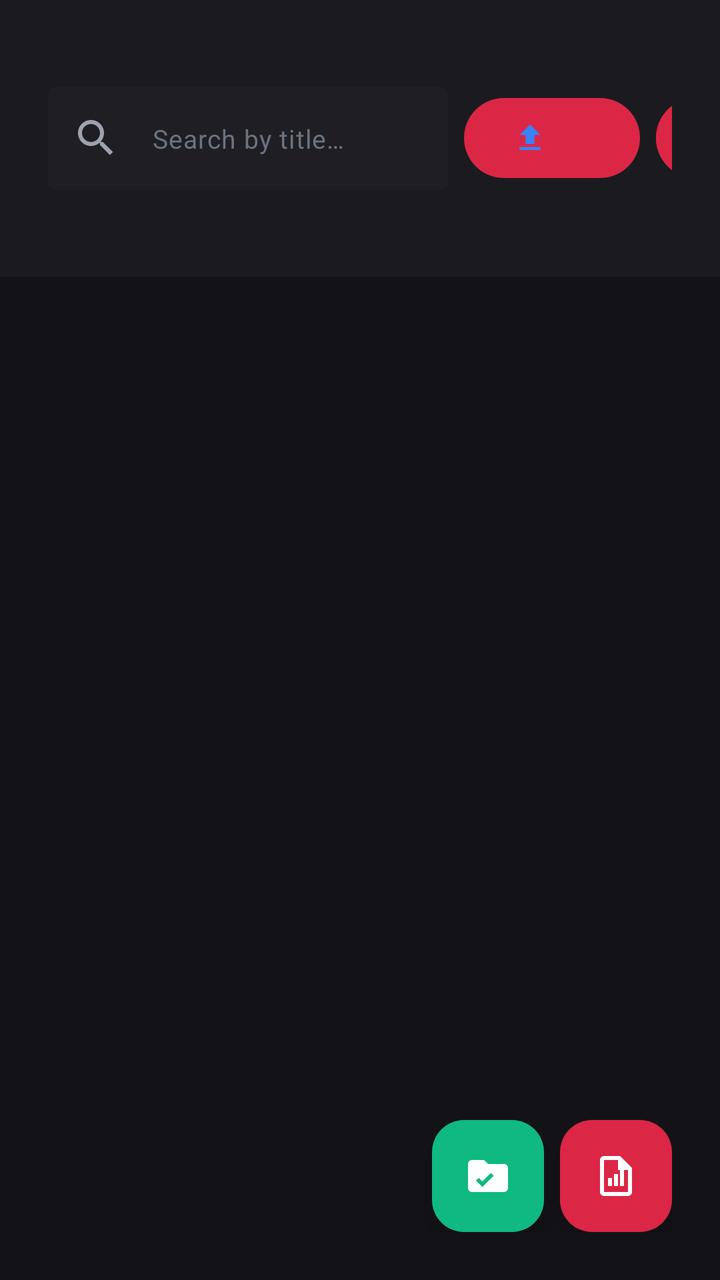
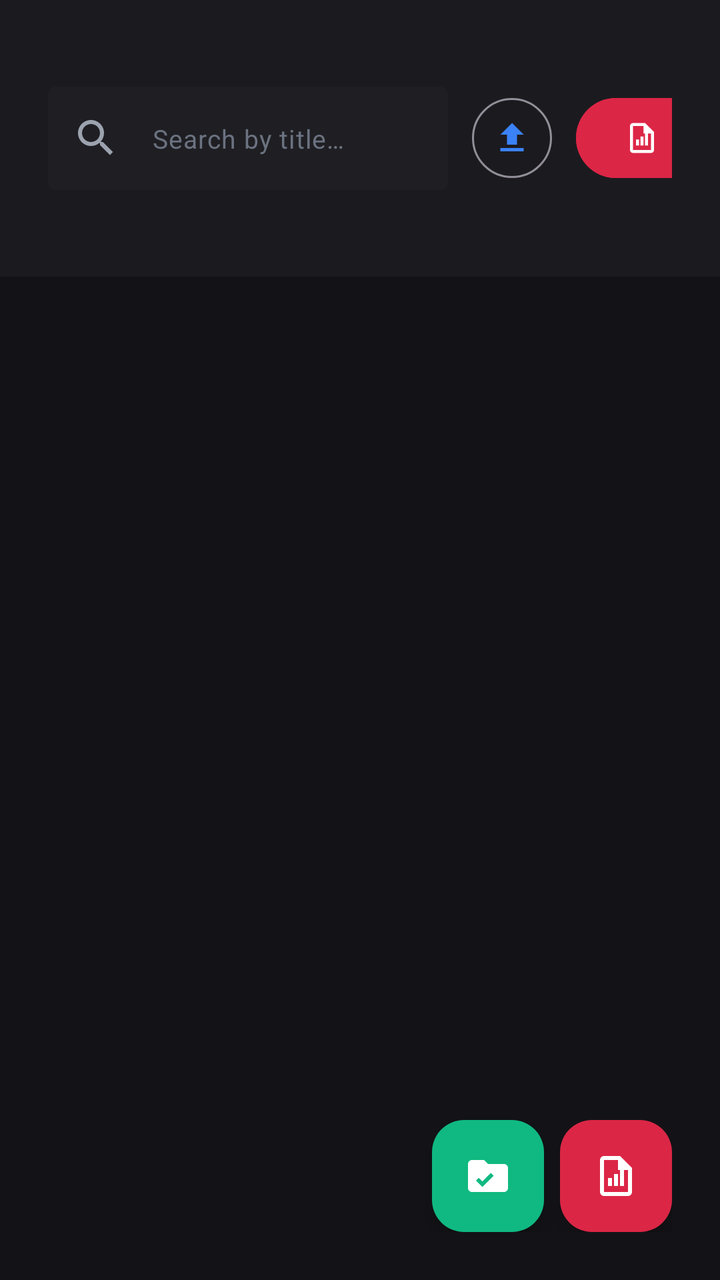

Compare the two renders of this Android layout. The source of the first and the diff that turns it into the second are given below.
<!-- AndroidManifest.xml: application theme Theme.ThunderNotes -->
<!-- res/layout/fragment_thunder_home.xml -->
<?xml version="1.0" encoding="utf-8"?>
<LinearLayout
    xmlns:android="http://schemas.android.com/apk/res/android"
    xmlns:app="http://schemas.android.com/apk/res-auto"
    android:layout_width="match_parent"
    android:layout_height="match_parent"
    android:orientation="vertical"
    android:background="@color/surface_base">

    
    <LinearLayout
        android:layout_width="match_parent"
        android:layout_height="wrap_content"
        android:orientation="horizontal"
        android:gravity="center_vertical"
        android:paddingHorizontal="@dimen/space_lg"
        android:paddingVertical="@dimen/space_md"
        android:background="@color/surface_container_low">

        <TextView
            android:layout_width="0dp"
            android:layout_height="wrap_content"
            android:layout_weight="1"
            android:text="@string/title_home"
            android:textColor="@color/text_high_contrast"
            android:textSize="22sp"
            android:fontFamily="sans-serif-medium" />

        <com.google.android.material.textfield.TextInputLayout
            android:layout_width="200dp"
            android:layout_height="wrap_content"
            app:startIconDrawable="@drawable/ic_search"
            app:startIconTint="@color/text_muted"
            app:boxStrokeWidth="0dp"
            app:boxBackgroundColor="@color/surface_container"
            app:hintEnabled="false">

            <com.google.android.material.textfield.TextInputEditText
                android:id="@+id/search_input"
                android:layout_width="match_parent"
                android:layout_height="wrap_content"
                android:hint="@string/search_hint"
                android:textColorHint="@color/text_subtle"
                android:textColor="@color/text_high_contrast"
                android:textSize="13sp"
                android:inputType="text"
                android:imeOptions="actionSearch" />
        </com.google.android.material.textfield.TextInputLayout>

        <com.google.android.material.button.MaterialButton
            android:id="@+id/import_button"
            style="@style/Widget.Material3.Button.IconButton.OutlinedButton"
            android:layout_width="wrap_content"
            android:layout_height="wrap_content"
            android:layout_marginStart="@dimen/space_sm"
            app:icon="@drawable/ic_import"
            app:iconTint="@color/thunder_accent_blue"
            android:contentDescription="@string/action_import" />

        <com.google.android.material.button.MaterialButton
            android:id="@+id/create_note_button"
            android:layout_width="wrap_content"
            android:layout_height="wrap_content"
            android:layout_marginStart="@dimen/space_sm"
            android:text="@string/action_create"
            app:icon="@drawable/ic_create_note"
            app:iconTint="@color/white"
            android:backgroundTint="@color/thunder_primary"
            android:textColor="@color/white" />
    </LinearLayout>

    
    <androidx.core.widget.NestedScrollView
        android:layout_width="match_parent"
        android:layout_height="0dp"
        android:layout_weight="1">

        <LinearLayout
            android:layout_width="match_parent"
            android:layout_height="wrap_content"
            android:orientation="vertical">

            
            <LinearLayout
                android:id="@+id/empty_state"
                android:layout_width="match_parent"
                android:layout_height="wrap_content"
                android:orientation="vertical"
                android:gravity="center"
                android:padding="@dimen/space_xxl"
                android:visibility="gone">

                <ImageView
                    android:layout_width="80dp"
                    android:layout_height="80dp"
                    android:src="@drawable/ic_thunder"
                    app:tint="@color/thunder_primary"
                    android:contentDescription="@string/cd_app_icon" />

                <TextView
                    android:layout_width="wrap_content"
                    android:layout_height="wrap_content"
                    android:layout_marginTop="@dimen/space_lg"
                    android:text="@string/empty_notes_title"
                    android:textColor="@color/text_high_contrast"
                    android:textSize="18sp"
                    android:fontFamily="sans-serif-medium" />

                <TextView
                    android:layout_width="wrap_content"
                    android:layout_height="wrap_content"
                    android:layout_marginTop="@dimen/space_xs"
                    android:text="@string/empty_notes_message"
                    android:textColor="@color/text_muted"
                    android:textSize="14sp" />

                <LinearLayout
                    android:layout_width="wrap_content"
                    android:layout_height="wrap_content"
                    android:orientation="horizontal"
                    android:layout_marginTop="@dimen/space_lg">

                    <com.google.android.material.button.MaterialButton
                        android:id="@+id/empty_create_note"
                        android:layout_width="wrap_content"
                        android:layout_height="wrap_content"
                        android:text="@string/action_create"
                        app:icon="@drawable/ic_create_note"
                        app:iconTint="@color/white"
                        android:backgroundTint="@color/thunder_primary"
                        android:textColor="@color/white" />

                    <com.google.android.material.button.MaterialButton
                        android:id="@+id/empty_create_folder"
                        android:layout_width="wrap_content"
                        android:layout_height="wrap_content"
                        android:layout_marginStart="@dimen/space_sm"
                        android:text="@string/title_create_folder"
                        app:icon="@drawable/ic_create_folder"
                        app:iconTint="@color/white"
                        android:backgroundTint="@color/thunder_secondary"
                        android:textColor="@color/white" />
                </LinearLayout>
            </LinearLayout>

            
            <LinearLayout
                android:id="@+id/folders_section"
                android:layout_width="match_parent"
                android:layout_height="wrap_content"
                android:orientation="vertical"
                android:padding="@dimen/space_lg"
                android:visibility="gone">

                <TextView
                    android:layout_width="wrap_content"
                    android:layout_height="wrap_content"
                    android:text="@string/recent_folders"
                    android:textColor="@color/text_high_contrast"
                    android:textSize="16sp"
                    android:fontFamily="sans-serif-medium" />

                <androidx.recyclerview.widget.RecyclerView
                    android:id="@+id/recent_folders_recycler"
                    android:layout_width="match_parent"
                    android:layout_height="wrap_content"
                    android:layout_marginTop="@dimen/space_md"
                    android:orientation="horizontal"
                    android:nestedScrollingEnabled="false" />
            </LinearLayout>

            
            <LinearLayout
                android:id="@+id/notes_section"
                android:layout_width="match_parent"
                android:layout_height="wrap_content"
                android:orientation="vertical"
                android:padding="@dimen/space_lg"
                android:visibility="gone">

                <TextView
                    android:layout_width="wrap_content"
                    android:layout_height="wrap_content"
                    android:text="@string/recent_files"
                    android:textColor="@color/text_high_contrast"
                    android:textSize="16sp"
                    android:fontFamily="sans-serif-medium" />

                <androidx.recyclerview.widget.RecyclerView
                    android:id="@+id/recent_notes_recycler"
                    android:layout_width="match_parent"
                    android:layout_height="wrap_content"
                    android:layout_marginTop="@dimen/space_md"
                    android:nestedScrollingEnabled="false" />
            </LinearLayout>
        </LinearLayout>
    </androidx.core.widget.NestedScrollView>

    
    <LinearLayout
        android:layout_width="match_parent"
        android:layout_height="wrap_content"
        android:orientation="horizontal"
        android:gravity="end"
        android:padding="@dimen/space_lg">

        <com.google.android.material.floatingactionbutton.FloatingActionButton
            android:id="@+id/create_folder_fab"
            android:layout_width="wrap_content"
            android:layout_height="wrap_content"
            android:layout_marginEnd="@dimen/space_sm"
            app:srcCompat="@drawable/ic_create_folder"
            app:tint="@color/white"
            app:backgroundTint="@color/thunder_secondary"
            android:contentDescription="@string/cd_create_folder" />

        <com.google.android.material.floatingactionbutton.FloatingActionButton
            android:id="@+id/create_note_fab"
            android:layout_width="wrap_content"
            android:layout_height="wrap_content"
            app:srcCompat="@drawable/ic_create_note"
            app:tint="@color/white"
            app:backgroundTint="@color/thunder_primary"
            android:contentDescription="@string/cd_create_note" />
    </LinearLayout>
</LinearLayout>
<!-- resources referenced by this layout -->
<resources>
  <color name="surface_base">#131317</color>
  <color name="surface_container">#1F1F23</color>
  <color name="surface_container_low">#1B1B1F</color>
  <color name="text_high_contrast">#F9FAFB</color>
  <color name="text_muted">#9CA3AF</color>
  <color name="text_subtle">#6B7280</color>
  <color name="thunder_accent_blue">#3B82F6</color>
  <color name="thunder_primary">#DC2646</color>
  <color name="thunder_secondary">#10B981</color>
  <color name="white">#FFFFFFFF</color>
  <dimen name="space_lg">24dp</dimen>
  <dimen name="space_md">16dp</dimen>
  <dimen name="space_sm">8dp</dimen>
  <dimen name="space_xs">4dp</dimen>
  <dimen name="space_xxl">48dp</dimen>
  <!-- drawable ic_create_folder (drawable) -->
  <vector xmlns:android="http://schemas.android.com/apk/res/android"
      android:width="24dp" android:height="24dp"
      android:viewportWidth="24" android:viewportHeight="24">
      <path android:fillColor="@android:color/white"
          android:pathData="M20,6h-8l-2,-2H4c-1.11,0 -1.99,0.89 -1.99,2L2,18c0,1.11 0.89,2 2,2h16c1.11,0 2,-0.89 2,-2V8c0,-1.11 -0.89,-2 -2,-2zM9.17,17.5l-3.17,-3.17 1.41,-1.41 1.76,1.76 4.24,-4.24 1.41,1.41 -5.65,5.65z"/>
  </vector>
  <!-- drawable ic_create_note (drawable) -->
  <vector xmlns:android="http://schemas.android.com/apk/res/android"
      android:width="24dp" android:height="24dp"
      android:viewportWidth="24" android:viewportHeight="24">
      <path android:fillColor="@android:color/white"
          android:pathData="M14,2H6c-1.1,0 -2,0.9 -2,2v16c0,1.1 0.9,2 2,2h12c1.1,0 2,-0.9 2,-2V8L14,2zM6,20V4h7v5h5v11H6zM11,11h2v6h-2zM8,13h2v4H8zM14,9h2v8h-2z"/>
  </vector>
  <!-- drawable ic_import (drawable) -->
  <vector xmlns:android="http://schemas.android.com/apk/res/android"
      android:width="24dp" android:height="24dp"
      android:viewportWidth="24" android:viewportHeight="24">
      <path android:fillColor="@android:color/white"
          android:pathData="M9,16h6v-6h4l-7,-7 -7,7h4v6zM5,18h14v2H5z"/>
  </vector>
  <!-- drawable ic_search (drawable) -->
  <vector xmlns:android="http://schemas.android.com/apk/res/android"
      android:width="24dp" android:height="24dp"
      android:viewportWidth="24" android:viewportHeight="24">
      <path android:fillColor="@android:color/white"
          android:pathData="M15.5,14h-0.79l-0.28,-0.27C15.41,12.59 16,11.11 16,9.5 16,5.91 13.09,3 9.5,3S3,5.91 3,9.5 5.91,16 9.5,16c1.61,0 3.09,-0.59 4.23,-1.56l0.27,0.28v0.79l5,4.99L20.49,19l-4.99,-5zM9.5,14C7.01,14 5,11.99 5,9.5S7.01,5 9.5,5 14,7.01 14,9.5 11.99,14 9.5,14z"/>
  </vector>
  <!-- drawable ic_thunder (drawable) -->
  <vector xmlns:android="http://schemas.android.com/apk/res/android"
      android:width="24dp"
      android:height="24dp"
      android:viewportWidth="24"
      android:viewportHeight="24"
      android:tint="?attr/colorControlNormal">
      
      <path
          android:fillColor="@android:color/white"
          android:pathData="M11,21h-1l1,-7L7.5,13c-0.59,0 -1,-0.41 -1,-1 0,-0.17 0.06,-0.34 0.18,-0.5L13,3h1l-1,7 3.5,0c0.59,0 1,0.41 1,1 0,0.17 -0.06,0.34 -0.18,0.5L11,21z"/>
  </vector>
  <string name="action_create">Create</string>
  <string name="action_import">Import</string>
  <string name="cd_app_icon">ThunderNotes app icon</string>
  <string name="cd_create_folder">Create a new folder</string>
  <string name="cd_create_note">Create a new note</string>
  <string name="empty_notes_message">Create your first note to get started.</string>
  <string name="empty_notes_title">No notes yet</string>
  <string name="recent_files">Recent Notes</string>
  <string name="recent_folders">Recent Folders</string>
  <string name="search_hint">Search by title…</string>
  <string name="title_create_folder">Create Folder</string>
  <string name="title_home">Home</string>
  <color name="thunder_primary_dark">#920025</color>
  <color name="thunder_secondary_dark">#059669</color>
  <color name="thunder_tertiary">#F59E0B</color>
  <color name="black">#FF000000</color>
  <!-- unchanged entries left out for length: 1 -->
</resources>

<!-- the commit's change to res/layout/fragment_thunder_home.xml (unified diff, before → after) -->
@@ -49,7 +49,7 @@
 
         <com.google.android.material.button.MaterialButton
             android:id="@+id/import_button"
-            style="@style/Widget.Material3.Button.IconButton.OutlinedButton"
+            style="@style/Widget.Material3.Button.IconButton.Outlined"
             android:layout_width="wrap_content"
             android:layout_height="wrap_content"
             android:layout_marginStart="@dimen/space_sm"
